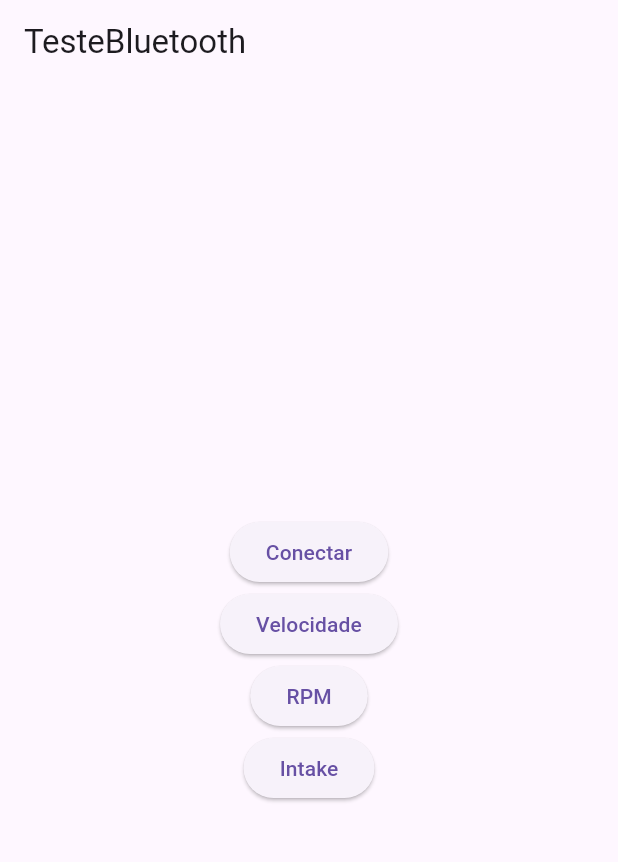
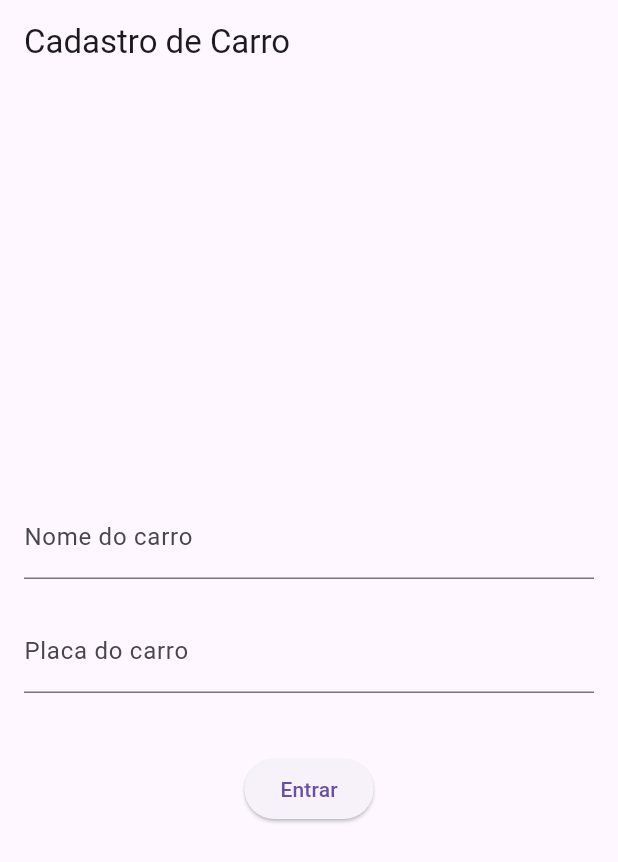
Before and after one commit to GabrielGutierri/KachowApp, a Flutter app: the screen it shows after launch, on a phone screen of 412 x 824 dp. Shown: the top 862 px of the screen. Run offline on Flutter 3.47's test engine with Material 3 defaults, Android fonts, the phone set to English and light mode, and no system bars; our stand-ins replace flutter_bluetooth_serial, permission_handler, shared_preferences; missing offline and left inert: bluetooth_classic, mqtt_client, workmanager.

Commit message:
feat: implementação de cadastro de entidade no fiware pelo aplicativo

```diff
--- a/kachow_app/lib/main.dart
+++ b/kachow_app/lib/main.dart
@@ -1,56 +1,71 @@
-import 'dart:collection';
-import 'dart:convert';
+import 'package:flutter/material.dart';
+import 'package:kachow_app/fiwareservice.dart';
+import 'package:kachow_app/BluetoothScreenState.dart';
+import 'package:kachow_app/models/IdentificacaoVeiculo.dart';
+import 'package:shared_preferences/shared_preferences.dart';
 
-import 'package:bluetooth_classic/models/device.dart';
-import 'package:flutter/material.dart';
-import 'package:bluetooth_classic/bluetooth_classic.dart';
-import 'dart:async';
-import 'package:flutter/services.dart';
-import 'package:flutter_bluetooth_serial/flutter_bluetooth_serial.dart';
-import 'package:kachow_app/mqttservice.dart';
-import 'package:kachow_app/obdservice.dart';
-import 'package:mqtt_client/mqtt_client.dart';
-import 'package:mqtt_client/mqtt_server_client.dart';
-import 'package:permission_handler/permission_handler.dart';
-import 'package:http/http.dart' as http;
-import 'package:workmanager/workmanager.dart';
-
-void main() => runApp(MyApp());
+void main() {
+  runApp(MyApp());
+}
 
 class MyApp extends StatelessWidget {
-  const MyApp({super.key});
-
   @override
   Widget build(BuildContext context) {
     return MaterialApp(
-      home: _BluetoothScreenState(),
+      title: 'Identificação de veículo',
+      theme: ThemeData(
+        primarySwatch: Colors.blue,
+      ),
+      home: IdentificacaoCarroScreen(),
     );
   }
 }
 
-class _BluetoothScreenState extends StatelessWidget {
-  final _device = BluetoothClassic();
-  Future<void> _getPairedDevices() async {
-    PermissionStatus bluetoothStatus = await Permission.bluetoothScan.request();
-    PermissionStatus bluetoothConnect =
-        await Permission.bluetoothConnect.request();
-    if (bluetoothStatus.isGranted && bluetoothConnect.isGranted) {
-      List<Device> devices = await _device.getPairedDevices();
-      Device? obdDevice;
-      for (var d in devices) {
-        if (d.name.toString() == "OBDII") {
-          obdDevice = d;
-          break;
-        }
+class IdentificacaoCarroScreen extends StatefulWidget {
+  @override
+  _IdentificacaoCarroScreenState createState() =>
+      _IdentificacaoCarroScreenState();
 }
 
-      if (obdDevice != null) {
-        BluetoothConnection connectionB =
-            await BluetoothConnection.toAddress(obdDevice.address);
-        if (connectionB.isConnected) {
-          await Obdservice.rotinaComandos(connectionB);
+class _IdentificacaoCarroScreenState extends State<IdentificacaoCarroScreen> {
+  final TextEditingController _nomeController = TextEditingController();
+  final TextEditingController _placaController = TextEditingController();
+  String? _mensagemErro;
+
+  Future<void> _salvarCarro(String nome, String placa) async {
+    await Fiwareservice.SalvarEntidadeVeiculo(
+        new IdentificacaoVeiculo(nome: nome, placa: placa));
   }
+
+  Future<bool> _validarCarro(String nome, String placa) async {
+    String deviceName = "urn:ngsi-ld:${nome}:${placa}";
+    return await Fiwareservice.VerificaDispositivoExistente(placa, deviceName);
   }
+
+  void _loginOuCadastrar() async {
+    String nome = _nomeController.text;
+    String placa = _placaController.text;
+
+    if (nome.isEmpty || placa.isEmpty) {
+      setState(() {
+        _mensagemErro = 'Por favor, insira o nome e a placa do carro.';
+      });
+      return;
+    }
+
+    bool existe = await _validarCarro(nome, placa);
+    if (existe) {
+      Navigator.push(
+        context,
+        MaterialPageRoute(builder: (context) => BluetoothScreenState()),
+      );
+    } else {
+      _salvarCarro(nome, placa);
+      setState(() {});
+      Navigator.push(
+        context,
+        MaterialPageRoute(builder: (context) => BluetoothScreenState()),
+      );
     }
   }
 
@@ -58,29 +73,39 @@
   Widget build(BuildContext context) {
     return Scaffold(
       appBar: AppBar(
-        title: const Text('TesteBluetooth'),
+        title: Text('Cadastro de Carro'),
       ),
       body: Center(
+        child: Padding(
+          padding: const EdgeInsets.all(16.0),
           child: Column(
             mainAxisAlignment: MainAxisAlignment.center,
-          children: <Widget>[
+            crossAxisAlignment: CrossAxisAlignment.center,
+            children: [
+              TextField(
+                controller: _nomeController,
+                decoration: InputDecoration(labelText: 'Nome do carro'),
+              ),
+              SizedBox(height: 20),
+              TextField(
+                controller: _placaController,
+                decoration: InputDecoration(labelText: 'Placa do carro'),
+              ),
+              SizedBox(height: 40),
               ElevatedButton(
-              onPressed: _getPairedDevices,
-              child: const Text('Conectar'),
+                onPressed: _loginOuCadastrar,
+                child: Text('Entrar'),
               ),
-            ElevatedButton(
-              onPressed: Mqttservice.TrataMensagemVelocidadeTeste,
-              child: const Text('Velocidade'),
+              if (_mensagemErro != null)
+                Padding(
+                  padding: const EdgeInsets.only(top: 20),
+                  child: Text(
+                    _mensagemErro!,
+                    style: TextStyle(color: Colors.red),
                   ),
-            ElevatedButton(
-              onPressed: Mqttservice.TrataMensagemRPMTeste,
-              child: const Text('RPM'),
                 ),
-            ElevatedButton(
-              onPressed: Mqttservice.TrataMensagemIntakeTeste,
-              child: const Text('Intake'),
-            )
             ],
+          ),
         ),
       ),
     );
--- /dev/null
+++ b/kachow_app/lib/models/IdentificacaoVeiculo.dart
@@ -0,0 +1,6 @@
+class IdentificacaoVeiculo {
+  String nome;
+  String placa;
+
+  IdentificacaoVeiculo({required this.nome, required this.placa});
+}
--- a/kachow_app/lib/mqttservice.dart
+++ b/kachow_app/lib/mqttservice.dart
@@ -3,17 +3,18 @@ import 'package:flutter/material.dart';
 import 'package:kachow_app/obdservice.dart';
 import 'package:mqtt_client/mqtt_client.dart';
 import 'package:mqtt_client/mqtt_server_client.dart';
+import 'package:shared_preferences/shared_preferences.dart';
 import 'package:workmanager/workmanager.dart';
 
 class Mqttservice {
   static List<String> respostas = [];
   static String mqttURL = "46.17.108.131";
   static int mqttPort = 1883;
-  static String identifier = "carroGuti";
-  static String topicVelocidade = 'TEF/carroGuti/attrs/v';
-  static String topicRPM = 'TEF/carroGuti/attrs/r';
-  static String topicIntake = 'TEF/carroGuti/attrs/i';
-  static String topicDataColeta = 'TEF/carroGuti/attrs/d';
+  static String identifier = "carro";
+  static String topicVelocidade = 'TEF/carro/attrs/v';
+  static String topicRPM = 'TEF/carro/attrs/r';
+  // static String topicIntake = 'TEF/carro/attrs/i';
+  static String topicDataColeta = 'TEF/carro/attrs/d';
 
   static Future<MqttServerClient> setupMqtt() async {
     final client = MqttServerClient.withPort(mqttURL, identifier, mqttPort);
@@ -28,6 +29,13 @@ class Mqttservice {
     try {
       await client.connect();
       if (client.connectionStatus!.state == MqttConnectionState.connected) {
+        SharedPreferences prefs = await SharedPreferences.getInstance();
+        String deviceID = prefs.getString('deviceID') ?? "carro";
+        identifier.replaceFirst('carro', deviceID);
+        topicVelocidade.replaceFirst('carro', deviceID);
+        // topicIntake.replaceAll('carro', deviceID);
+        topicRPM.replaceFirst('carro', deviceID);
+        topicDataColeta.replaceFirst('carro', deviceID);
         print('Conectado ao broker MQTT');
       } else {
         print('Falha na conexão');
@@ -53,15 +61,15 @@ class Mqttservice {
       mensagem = TrataMensagemRPM(message.trim());
       topic = topicRPM;
     }
-    if (message.contains("01 0B")) {
-      mensagem = TrataMensagemIntake(message.trim());
-      topic = topicIntake;
-    }
-
+    // if (message.contains("01 0B")) {
+    //   mensagem = TrataMensagemIntake(message.trim());
+    //   topic = topicIntake;
+    // }
     if (isValidDateTimeFormat(message)) {
       mensagem = message;
       topic = topicDataColeta;
     }
+
     builder.addUTF8String(mensagem);
     client.publishMessage(topic, MqttQos.atMostOnce, builder.payload!);
   }
@@ -69,7 +77,8 @@ class Mqttservice {
   static Future<void> checkListAndPublish() async {
     // Setup MQTT
     final client = await setupMqtt();
-    //publishMqttMessage(client, DateTime.now().toString());
+    publishMqttMessage(client, DateTime.now().toString());
+
     // Publish each message in the list
     try {
       for (var message in respostas) {
@@ -131,16 +140,4 @@ class Mqttservice {
       return false; // Se falhar, não é um formato de DateTime válido
     }
   }
-
-  static void TrataMensagemVelocidadeTeste() {
-    String teste = TrataMensagemVelocidade('01 0D41 0D 00');
-  }
-
-  static void TrataMensagemRPMTeste() {
-    String teste = TrataMensagemRPM('01 0C41 0C 0B DA 41 0C 0B DA');
-  }
-
-  static void TrataMensagemIntakeTeste() {
-    String teste = TrataMensagemIntake('01 0B41 0B 1F');
-  }
 }
--- a/kachow_app/pubspec.yaml
+++ b/kachow_app/pubspec.yaml
@@ -39,9 +39,10 @@ dependencies:
   permission_handler: ^11.3.1
   bluetooth_classic: ^0.0.1
   flutter_bluetooth_serial: ^0.4.0
-  http: ^1.1.0
+  http: ^1.2.2
   mqtt_client: ^10.5.1
   workmanager: ^0.5.2
+  shared_preferences: ^2.3.2
 
 dev_dependencies:
   flutter_test:
```
Also changed, not shown: kachow_app/lib/BluetoothScreenState.dart (added, +77 -0 lines), kachow_app/lib/fiwareservice.dart (added, +87 -0 lines), kachow_app/lib/obdservice.dart (+12 -22 lines), kachow_app/pubspec.lock, 2 other files. Lines whose indentation alone changed are shown as unchanged.
